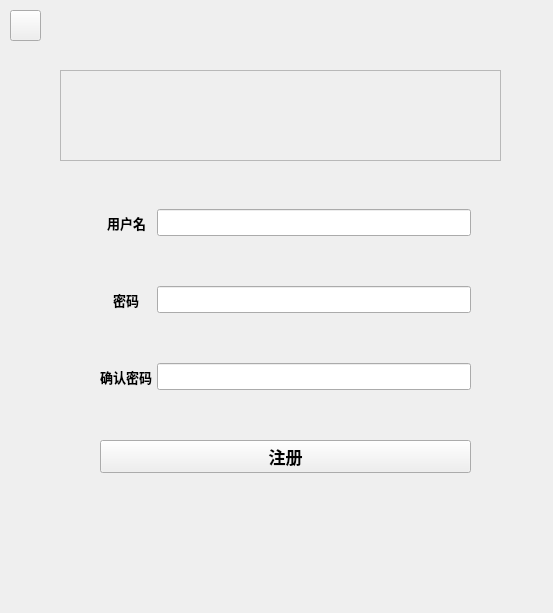
Before: the Qt Designer form src/ui/py_ui/register.ui in daxuanzi515/CodeReview, drawn with Qt 5.
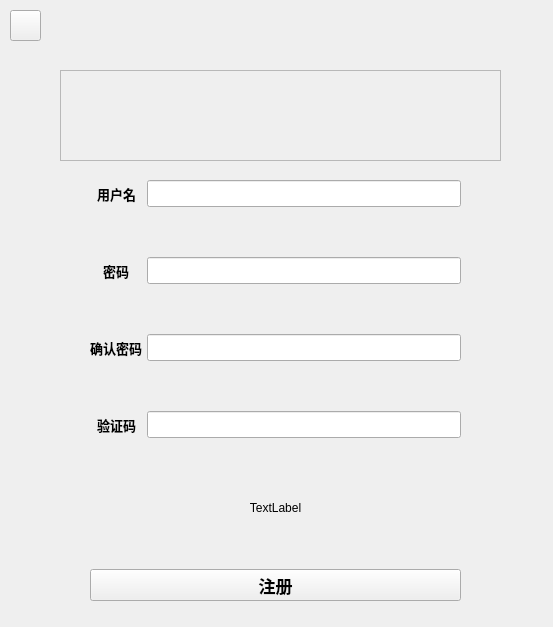
After: the same form once the commit is applied.

```diff
--- a/src/ui/py_ui/register.ui
+++ b/src/ui/py_ui/register.ui
@@ -7,7 +7,7 @@
     <x>0</x>
     <y>0</y>
     <width>553</width>
-    <height>613</height>
+    <height>627</height>
    </rect>
   </property>
   <property name="windowTitle">
@@ -16,10 +16,10 @@
   <widget class="QWidget" name="formLayoutWidget">
    <property name="geometry">
     <rect>
-     <x>90</x>
-     <y>180</y>
+     <x>80</x>
+     <y>170</y>
      <width>391</width>
-     <height>321</height>
+     <height>441</height>
     </rect>
    </property>
    <layout class="QFormLayout" name="formLayout">
@@ -119,7 +119,52 @@
       </property>
      </widget>
     </item>
-    <item row="3" column="0" colspan="2">
+    <item row="3" column="0">
+     <widget class="QLabel" name="label_3">
+      <property name="font">
+       <font>
+        <pointsize>10</pointsize>
+        <weight>75</weight>
+        <bold>true</bold>
+       </font>
+      </property>
+      <property name="text">
+       <string>验证码</string>
+      </property>
+     </widget>
+    </item>
+    <item row="3" column="1">
+     <widget class="QLineEdit" name="code">
+      <property name="font">
+       <font>
+        <pointsize>12</pointsize>
+       </font>
+      </property>
+     </widget>
+    </item>
+    <item row="4" column="0" colspan="2">
+     <widget class="QLabel" name="img">
+      <property name="sizePolicy">
+       <sizepolicy hsizetype="Expanding" vsizetype="Minimum">
+        <horstretch>0</horstretch>
+        <verstretch>0</verstretch>
+       </sizepolicy>
+      </property>
+      <property name="minimumSize">
+       <size>
+        <width>0</width>
+        <height>40</height>
+       </size>
+      </property>
+      <property name="text">
+       <string>TextLabel</string>
+      </property>
+      <property name="alignment">
+       <set>Qt::AlignCenter</set>
+      </property>
+     </widget>
+    </item>
+    <item row="5" column="0" colspan="2">
      <widget class="QPushButton" name="Register">
       <property name="sizePolicy">
        <sizepolicy hsizetype="Minimum" vsizetype="Fixed">
```
